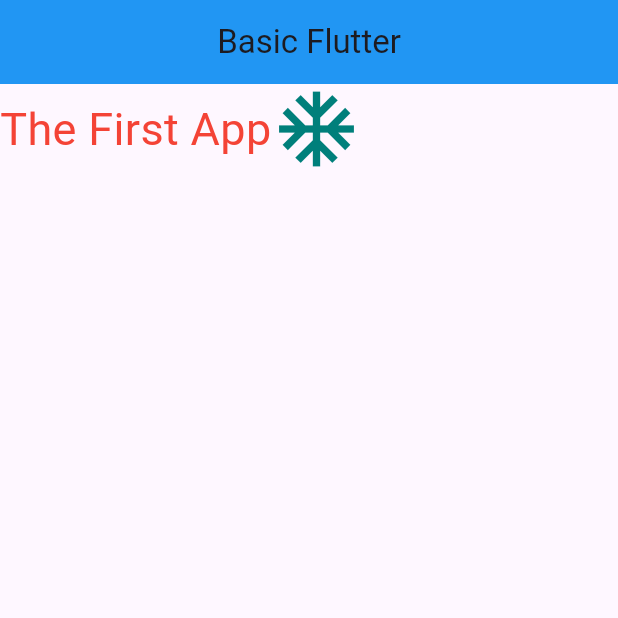
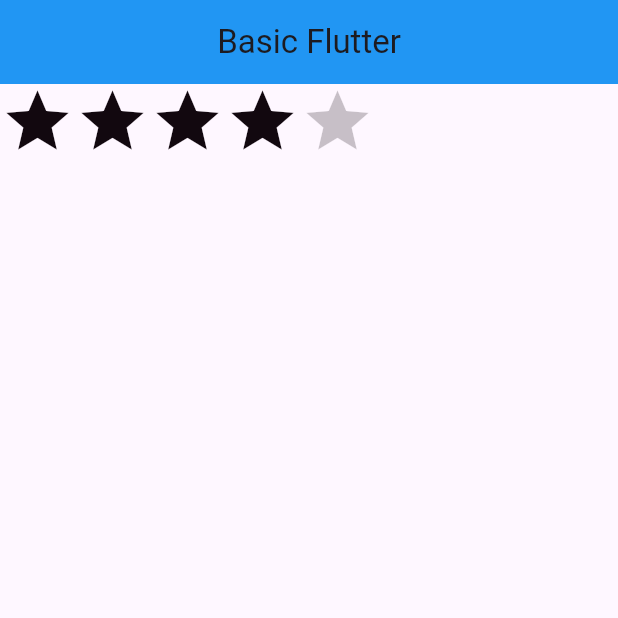
Before and after one commit to md-najmus-sakib/flutter_application_1, a Flutter app: the screen it shows after launch, on a phone screen of 412 x 824 dp, the top half of it. Run offline on Flutter 3.47's test engine with Material 3 defaults, Android fonts, the phone set to English and light mode, and no system bars.

Commit message:
Task_001

```diff
--- a/lib/main.dart
+++ b/lib/main.dart
@@ -19,18 +19,16 @@ class LabClass05 extends StatelessWidget {
           ),
           body: Row(
             children: [
-              Text(
-                "The First App",
-                style: TextStyle(
-                  color: Colors.red,
-                  fontSize: 30,
-                ),
-              ),
-              Icon(
-                Icons.ac_unit,
-                size: 60,
-                color: const Color.fromARGB(255, 0, 127, 123),
-              ),
+              Icon(Icons.star,
+                  size: 50, color: const Color.fromARGB(248, 11, 1, 8)),
+              Icon(Icons.star,
+                  size: 50, color: const Color.fromARGB(248, 11, 1, 8)),
+              Icon(Icons.star,
+                  size: 50, color: const Color.fromARGB(248, 11, 1, 8)),
+              Icon(Icons.star,
+                  size: 50, color: const Color.fromARGB(248, 11, 1, 8)),
+              Icon(Icons.star,
+                  size: 50, color: const Color.fromARGB(58, 11, 1, 8)),
             ],
           ),
         ));
```
